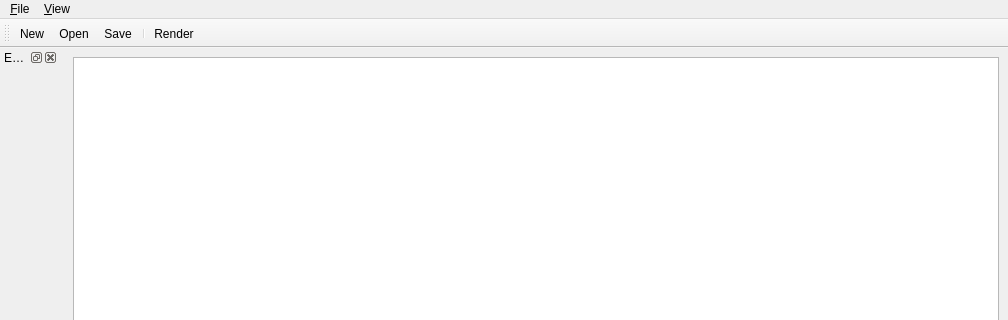
Above: ui/MainWindow.ui from RandyParedis/GraphDonkey before the change; both pictures show x 0 to 1008 and y 0 to 320 of the 1008 by 639 pixel window. Below: the same form after it.
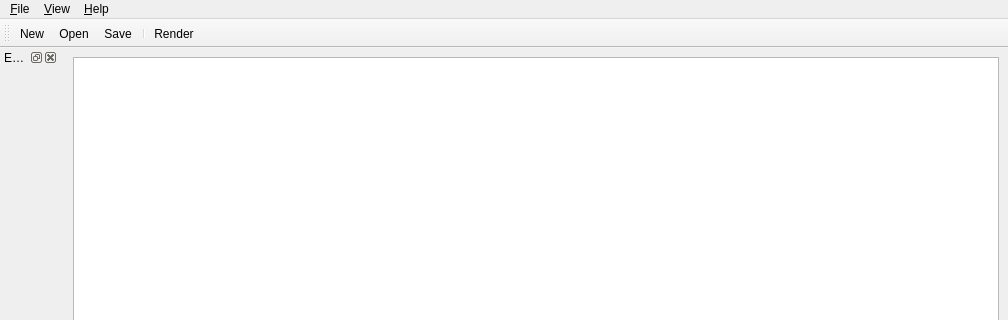
That is the form after the change.

The edit to the form file:
```diff
--- a/ui/MainWindow.ui
+++ b/ui/MainWindow.ui
@@ -46,8 +46,16 @@
     <addaction name="separator"/>
     <addaction name="action_Render"/>
    </widget>
+   <widget class="QMenu" name="menuHelp">
+    <property name="title">
+     <string>&amp;Help</string>
+    </property>
+    <addaction name="actionAboutGraphviz"/>
+    <addaction name="actionAboutQt"/>
+   </widget>
    <addaction name="menu_File"/>
    <addaction name="menu_View"/>
+   <addaction name="menuHelp"/>
   </widget>
   <widget class="QStatusBar" name="statusbar"/>
   <widget class="QDockWidget" name="graphvizDataDock">
```
Left out of the diff: 10 changed lines with no effect on the pictures.
